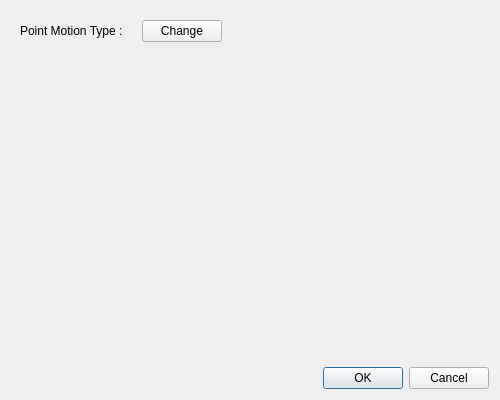
The window that baramFlow/view/setup/dynamic_mesh/moving_boundary/point_motion_dialog.ui (xupeiwust/baram) describes before a commit, drawn with Qt 5.
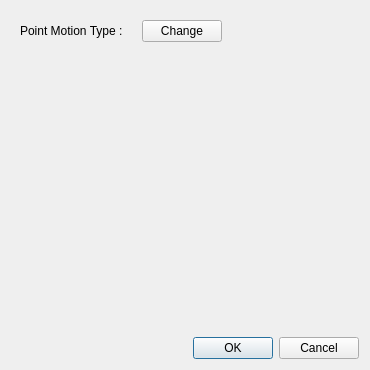
The same window after the commit.

```diff
--- a/baramFlow/view/setup/dynamic_mesh/moving_boundary/point_motion_dialog.ui
+++ b/baramFlow/view/setup/dynamic_mesh/moving_boundary/point_motion_dialog.ui
@@ -6,16 +6,10 @@
    <rect>
     <x>0</x>
     <y>0</y>
-    <width>500</width>
-    <height>400</height>
+    <width>370</width>
+    <height>370</height>
    </rect>
   </property>
-  <property name="minimumSize">
-   <size>
-    <width>500</width>
-    <height>0</height>
-   </size>
-  </property>
   <property name="windowTitle">
    <string>Point Motion</string>
   </property>
```
Left out of the diff: 6 changed lines with no effect on the pictures.
